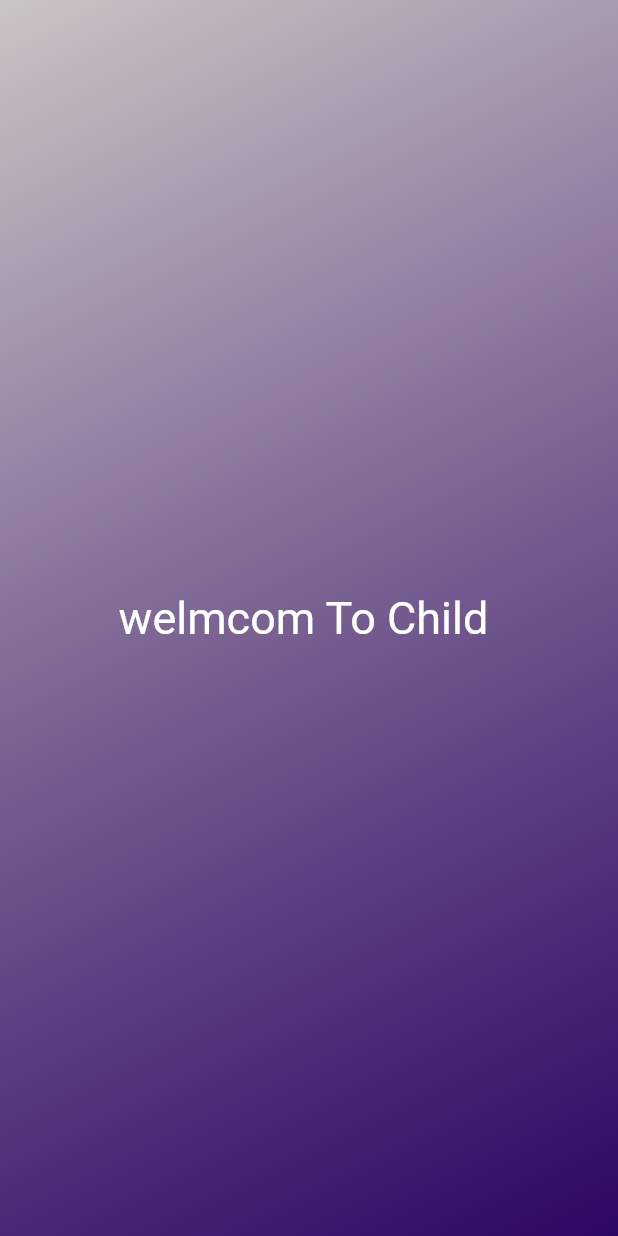
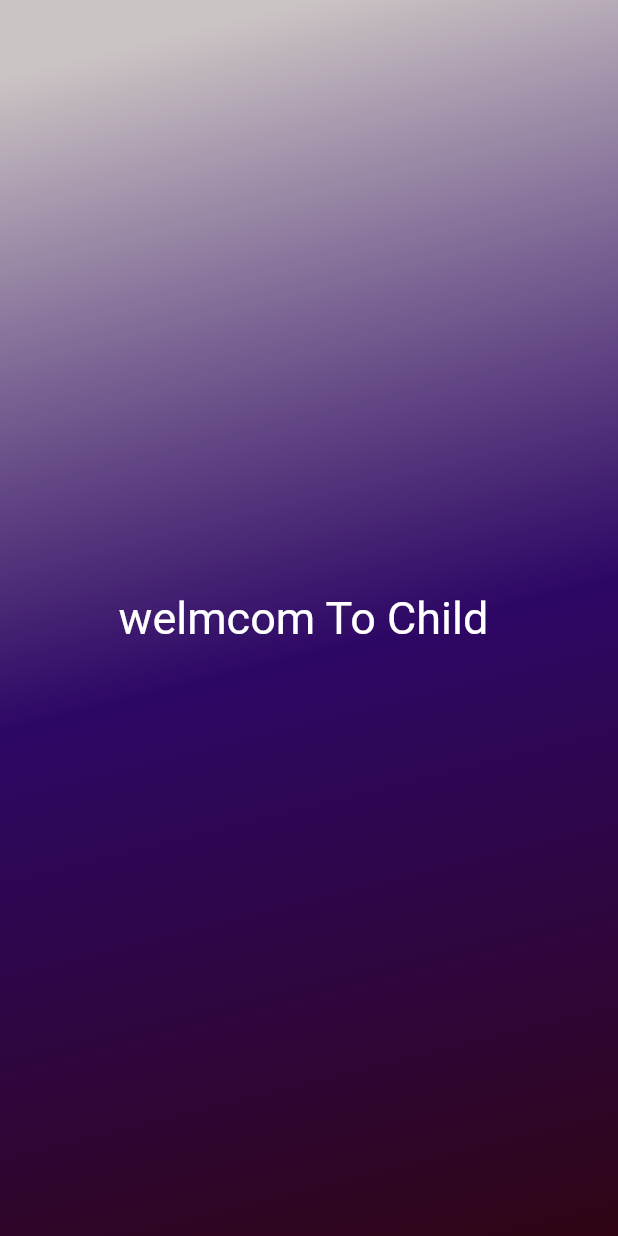
Before and after one commit to rvrgithub/Flutter, a Flutter app: the screen it shows after launch, on a phone screen of 412 x 824 dp. Run offline on Flutter 3.47's test engine with Material 2 defaults, Android fonts, the phone set to English and light mode, and no system bars.

Commit message:
create dynamic style

```diff
--- a/second_day/lib/HomePage.dart
+++ b/second_day/lib/HomePage.dart
@@ -1,34 +1,42 @@
 import 'package:flutter/material.dart';
+import 'package:second_day/StyledText.dart';
+
+const  startAlignment = Alignment.topCenter;
+const endAlignment = Alignment.bottomRight;
 
 class HomePage extends StatelessWidget {
   final int day = 3;
   final String name = "HelloMoto";
-  @override
+
+  @override // metadata.......
   Widget build(BuildContext context) {
     return MaterialApp(
       home: Scaffold(
         // backgroundColor:Colors.blue,
-        backgroundColor:Color.fromARGB(255,47,5,120),
+        backgroundColor: Color.fromARGB(255, 47, 5, 120),
         drawerScrimColor: Colors.black45,
         body: Container(
           decoration: const BoxDecoration(
-            gradient:LinearGradient(
-              colors: [Color(0xFFCBC4C4),
-              Color.fromARGB(225, 45, 7, 98)],
-              begin: Alignment.topLeft,
-              end: Alignment.bottomRight,
-              )
-               ),
-          child:  const Center(
-            child:   Text("welmcom To Child ",
-              style:  TextStyle(
-              color: Colors.white,
-              fontSize: 30
-              ),
-            ),
-            ),
+              gradient: LinearGradient(
+            colors: [
+              Color(0xFFCBC4C4),
+              Color.fromARGB(225, 45, 7, 98),
+              Color.fromARGB(255, 47, 5, 20)
+            ],
+            begin: startAlignment,
+            end: endAlignment,
+          )),
+          child: const Center(child: StyledText()),
         ),
       ),
     );
   }
 }
+
+
+
+
+// contructor ...
+// GardientContainer({key}):super(key:key)
+// ALTERNATE METHOD
+// GardientContainer({super.key});
--- /dev/null
+++ b/second_day/lib/StyledText.dart
@@ -0,0 +1,13 @@
+import 'package:flutter/material.dart';
+
+class StyledText extends StatelessWidget {
+  const StyledText({super.key});
+
+  @override
+  Widget build(BuildContext context) {
+    return const Text(
+      "welmcom To Child ",
+      style: TextStyle(color: Colors.white, fontSize: 30),
+    );
+  }
+}
```
Also changed, not shown: second_day/lib/BodyStyled.dart (added, +21 -0 lines).
